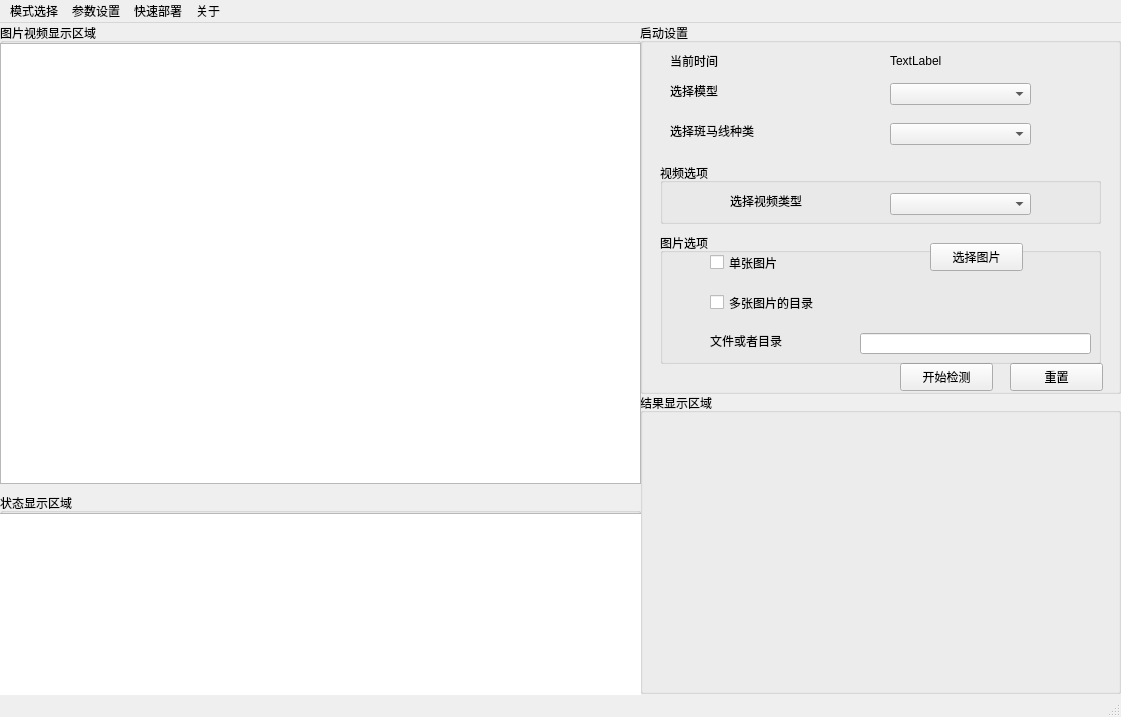
Qt form ui/designer_ui/MainWindow.ui (wendyltan/ZebraCrossDensityDetector) before a commit.
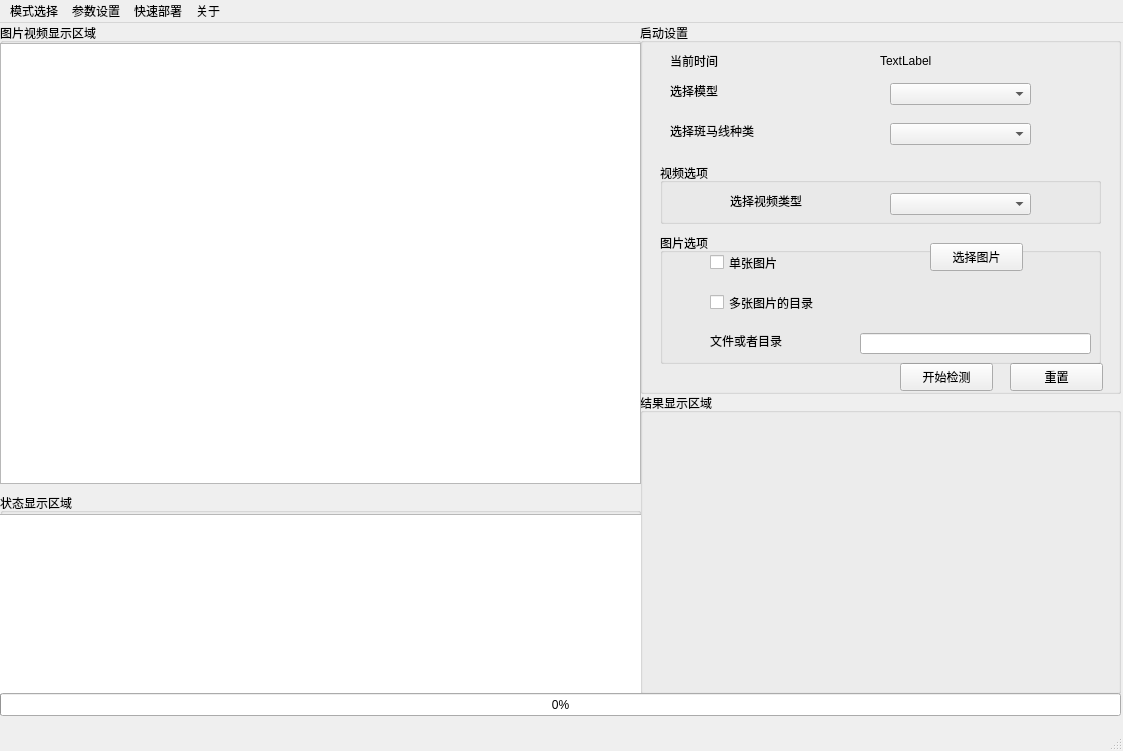
The same form after that commit.

The edit to the form file:
```diff
--- a/ui/designer_ui/MainWindow.ui
+++ b/ui/designer_ui/MainWindow.ui
@@ -6,8 +6,8 @@
    <rect>
     <x>0</x>
     <y>0</y>
-    <width>1121</width>
-    <height>717</height>
+    <width>1123</width>
+    <height>751</height>
    </rect>
   </property>
   <property name="windowTitle">
@@ -20,7 +20,7 @@
       <x>0</x>
       <y>470</y>
       <width>641</width>
-      <height>211</height>
+      <height>201</height>
      </rect>
     </property>
     <property name="title">
@@ -30,9 +30,9 @@
      <property name="geometry">
       <rect>
        <x>-5</x>
-       <y>20</y>
+       <y>21</y>
        <width>651</width>
-       <height>192</height>
+       <height>181</height>
       </rect>
      </property>
     </widget>
@@ -248,9 +248,9 @@
     <widget class="QLabel" name="timeLabel">
      <property name="geometry">
       <rect>
-       <x>250</x>
+       <x>240</x>
        <y>30</y>
-       <width>141</width>
+       <width>171</width>
        <height>16</height>
       </rect>
      </property>
@@ -295,13 +295,26 @@
      </property>
     </widget>
    </widget>
+   <widget class="QProgressBar" name="progressBar">
+    <property name="geometry">
+     <rect>
+      <x>0</x>
+      <y>670</y>
+      <width>1121</width>
+      <height>23</height>
+     </rect>
+    </property>
+    <property name="value">
+     <number>0</number>
+    </property>
+   </widget>
   </widget>
   <widget class="QMenuBar" name="menubar">
    <property name="geometry">
     <rect>
      <x>0</x>
      <y>0</y>
-     <width>1121</width>
+     <width>1123</width>
      <height>26</height>
     </rect>
    </property>
```
